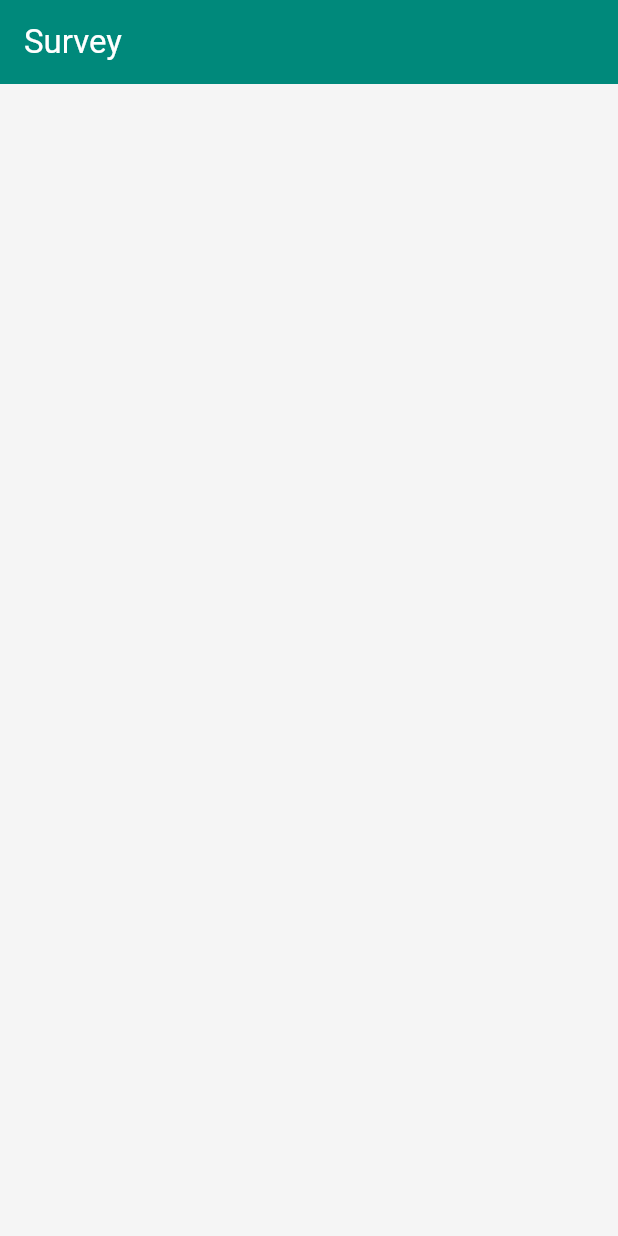
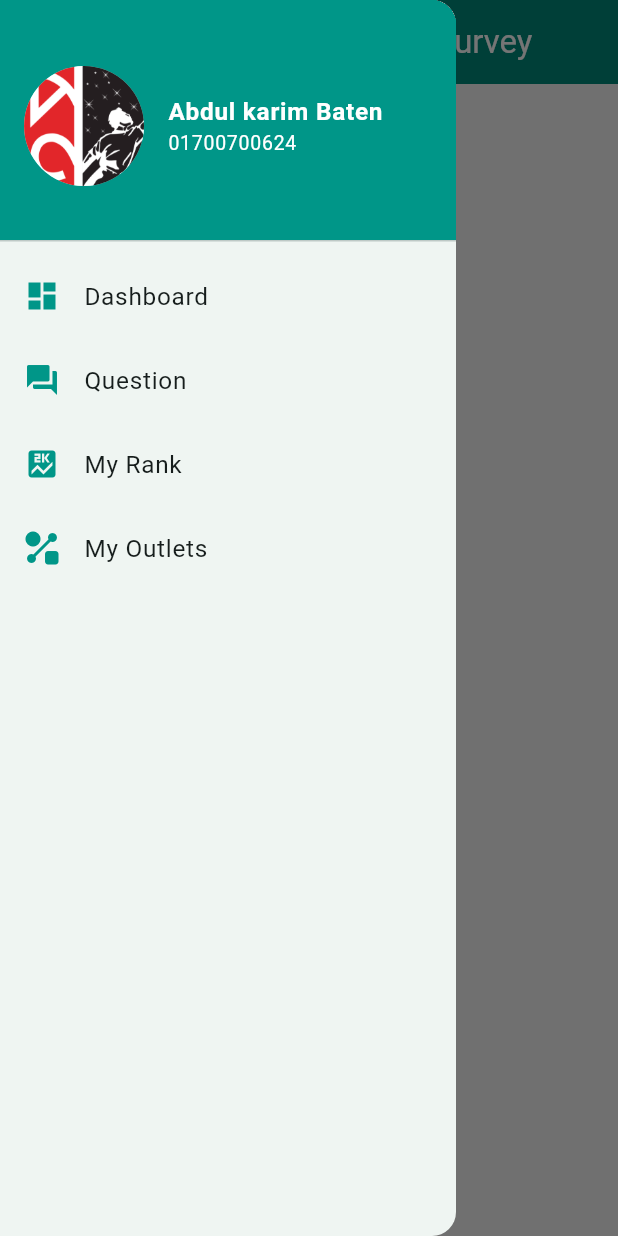
Before and after one commit to ShwapnoRetail/shwapno_survey, a Flutter app: the screen it shows after launch, with the side drawer open (before the commit the screen has no drawer), on a phone screen of 412 x 824 dp. Run offline on Flutter 3.47's test engine with Material 3 defaults, Android fonts, the phone set to English and light mode, and no system bars; our stand-ins replace flutter_screenutil, flutter_svg, fluttertoast, pin_code_fields.

Commit message:
Drawer done

```diff
--- a/lib/Component/drawer.dart
+++ b/lib/Component/drawer.dart
@@ -5,6 +5,85 @@ class DrawerWidget extends StatelessWidget {
 
   @override
   Widget build(BuildContext context) {
-    return Scaffold(appBar: AppBar(title: Text("Survey")));
+    return Scaffold(
+      drawer: Drawer(
+        child: ListView(
+          padding: EdgeInsets.zero,
+          children: [
+            DrawerHeader(
+              decoration: BoxDecoration(
+                color:
+                    Theme.of(context).primaryColor, // Optional background color
+              ),
+              child: Row(
+                children: [
+                  CircleAvatar(
+                    radius: 40,
+                    backgroundImage: AssetImage('assets/images/shwapno.png'),
+                  ),
+                  const SizedBox(width: 16),
+                  Column(
+                    mainAxisAlignment: MainAxisAlignment.center,
+                    crossAxisAlignment: CrossAxisAlignment.start,
+                    children: [
+                      Text(
+                        "Abdul karim Baten",
+                        style: TextStyle(
+                          fontWeight: FontWeight.bold,
+                          color: Colors.white,
+                        ),
+                      ),
+                      // Text(
+                      //   "ACI.data@net",
+                      //   style: TextStyle(
+                      //     fontSize: 12,
+                      //     color: Colors.white,
+                      //     overflow: TextOverflow.ellipsis,
+                      //   ),
+                      // ),
+                      Text(
+                        "01700700624",
+                        style: TextStyle(fontSize: 13, color: Colors.white),
+                      ),
+                    ],
+                  ),
+                ],
+              ),
+            ),
+            ListTile(
+              leading: Icon(Icons.dashboard, color: Colors.teal),
+              title: Text(
+                'Dashboard',
+                style: TextStyle(fontWeight: FontWeight.w400),
+              ),
+            ),
+            ListTile(
+              leading: Icon(Icons.question_answer, color: Colors.teal),
+              title: Text(
+                "Question",
+                style: TextStyle(fontWeight: FontWeight.w400),
+              ),
+            ),
+            ListTile(
+              leading: Icon(Icons.score, color: Colors.teal),
+              title: Text(
+                "My Rank",
+                style: TextStyle(fontWeight: FontWeight.w400),
+              ),
+            ),
+            ListTile(
+              leading: Icon(Icons.shape_line, color: Colors.teal),
+              title: Text(
+                "My Outlets",
+                style: TextStyle(fontWeight: FontWeight.w400),
+              ),
+            ),
+            // Add more ListTiles as needed
+          ],
+        ),
+      ),
+      appBar: AppBar(title: const Text("Welcome to Shwapno Survey")),
+      body: Center(child: Text('Main Content Here')),
+    );
   }
 }
```
Also changed, not shown: assets/images/shwapno.png (added).
